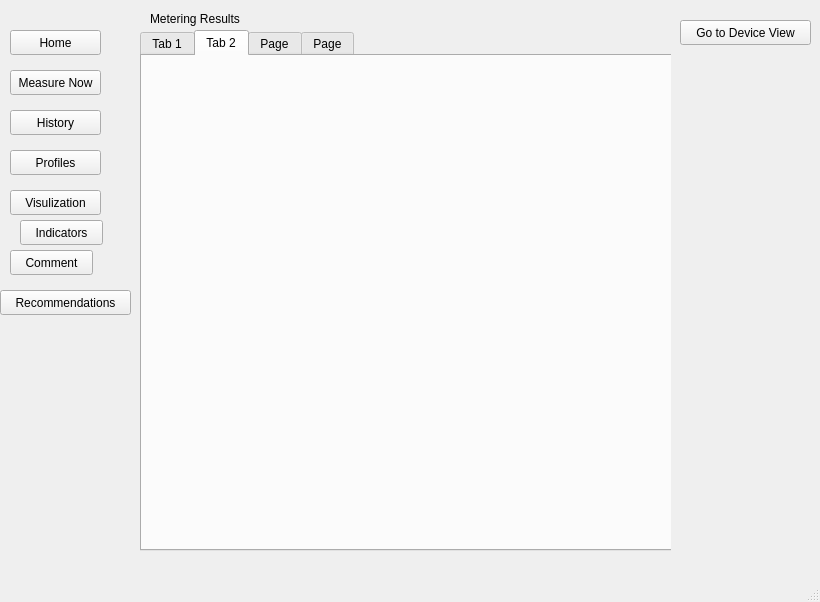
Old version of the form RaDoTechSimulation/RaDoTechSimulation/mainwindow.ui in the repository ParamDesai111/3004-Final-Project.
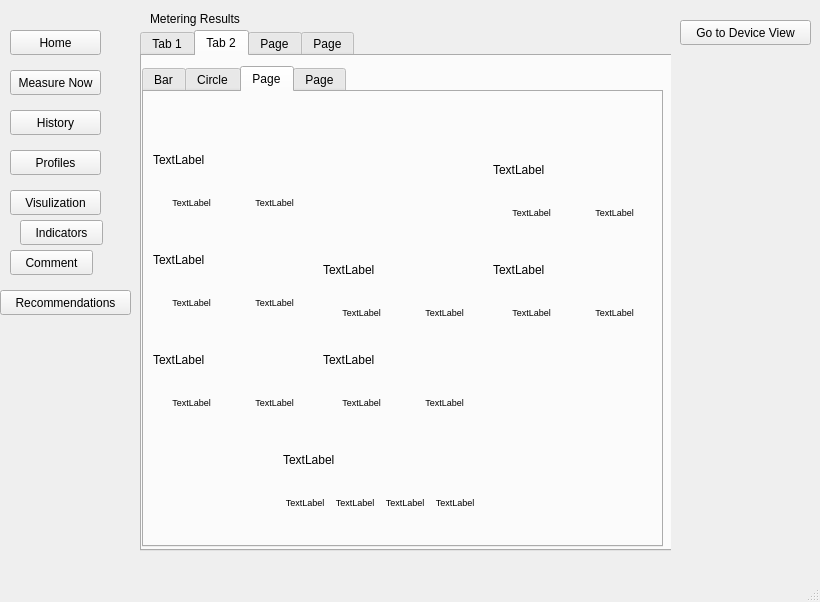
New version of the form. The open tabs and pages were chosen to show the change.

Commit message: Implemented Visualization tab (Bar graph, circle chart, and organ chart)

Patch:
```diff
--- a/RaDoTechSimulation/RaDoTechSimulation/mainwindow.ui
+++ b/RaDoTechSimulation/RaDoTechSimulation/mainwindow.ui
@@ -1275,15 +1275,663 @@
          <attribute name="title">
           <string>Tab 2</string>
          </attribute>
-         <widget class="QWidget" name="ChartWidget" native="true">
+         <widget class="QTabWidget" name="ChartsTabWidget">
           <property name="geometry">
            <rect>
             <x>0</x>
-            <y>0</y>
-            <width>531</width>
-            <height>491</height>
+            <y>10</y>
+            <width>521</width>
+            <height>481</height>
            </rect>
           </property>
+          <property name="currentIndex">
+           <number>2</number>
+          </property>
+          <widget class="QWidget" name="BarChart">
+           <attribute name="title">
+            <string>Bar</string>
+           </attribute>
+           <widget class="QWidget" name="ChartWidget" native="true">
+            <property name="geometry">
+             <rect>
+              <x>0</x>
+              <y>0</y>
+              <width>531</width>
+              <height>491</height>
+             </rect>
+            </property>
+           </widget>
+          </widget>
+          <widget class="QWidget" name="CircleChart">
+           <attribute name="title">
+            <string>Circle</string>
+           </attribute>
+           <widget class="QWidget" name="CircleChartWidget" native="true">
+            <property name="geometry">
+             <rect>
+              <x>0</x>
+              <y>0</y>
+              <width>521</width>
+              <height>451</height>
+             </rect>
+            </property>
+           </widget>
+          </widget>
+          <widget class="QWidget" name="BodyChart">
+           <attribute name="title">
+            <string>Page</string>
+           </attribute>
+           <widget class="QWidget" name="BodyChartWidget" native="true">
+            <property name="geometry">
+             <rect>
+              <x>-1</x>
+              <y>-1</y>
+              <width>521</width>
+              <height>451</height>
+             </rect>
+            </property>
+            <widget class="QLabel" name="BodyLabel">
+             <property name="geometry">
+              <rect>
+               <x>0</x>
+               <y>10</y>
+               <width>521</width>
+               <height>441</height>
+              </rect>
+             </property>
+             <property name="text">
+              <string/>
+             </property>
+            </widget>
+            <widget class="QWidget" name="gridLayoutWidget">
+             <property name="geometry">
+              <rect>
+               <x>180</x>
+               <y>40</y>
+               <width>151</width>
+               <height>111</height>
+              </rect>
+             </property>
+             <layout class="QGridLayout" name="Lungs">
+              <property name="horizontalSpacing">
+               <number>6</number>
+              </property>
+              <property name="verticalSpacing">
+               <number>1</number>
+              </property>
+              <item row="1" column="1">
+               <widget class="QLabel" name="rightLungStatus">
+                <property name="font">
+                 <font>
+                  <pointsize>7</pointsize>
+                 </font>
+                </property>
+                <property name="text">
+                 <string/>
+                </property>
+                <property name="alignment">
+                 <set>Qt::AlignCenter</set>
+                </property>
+                <property name="wordWrap">
+                 <bool>true</bool>
+                </property>
+               </widget>
+              </item>
+              <item row="1" column="0">
+               <widget class="QLabel" name="leftLungStatus">
+                <property name="font">
+                 <font>
+                  <pointsize>7</pointsize>
+                 </font>
+                </property>
+                <property name="text">
+                 <string/>
+                </property>
+                <property name="alignment">
+                 <set>Qt::AlignCenter</set>
+                </property>
+                <property name="wordWrap">
+                 <bool>true</bool>
+                </property>
+               </widget>
+              </item>
+              <item row="0" column="0">
+               <widget class="QLabel" name="leftLungLabel">
+                <property name="text">
+                 <string/>
+                </property>
+               </widget>
+              </item>
+              <item row="0" column="1">
+               <widget class="QLabel" name="rightLungLabel">
+                <property name="text">
+                 <string/>
+                </property>
+               </widget>
+              </item>
+             </layout>
+            </widget>
+            <widget class="QWidget" name="verticalLayoutWidget_4">
+             <property name="geometry">
+              <rect>
+               <x>10</x>
+               <y>50</y>
+               <width>160</width>
+               <height>80</height>
+              </rect>
+             </property>
+             <layout class="QVBoxLayout" name="Heart">
+              <item>
+               <widget class="QLabel" name="heartLabel">
+                <property name="text">
+                 <string>TextLabel</string>
+                </property>
+               </widget>
+              </item>
+              <item>
+               <layout class="QHBoxLayout" name="horizontalLayout_2">
+                <item>
+                 <widget class="QLabel" name="rightHeartStatus">
+                  <property name="font">
+                   <font>
+                    <pointsize>7</pointsize>
+                   </font>
+                  </property>
+                  <property name="text">
+                   <string>TextLabel</string>
+                  </property>
+                  <property name="alignment">
+                   <set>Qt::AlignCenter</set>
+                  </property>
+                  <property name="wordWrap">
+                   <bool>true</bool>
+                  </property>
+                 </widget>
+                </item>
+                <item>
+                 <widget class="QLabel" name="leftHeartStatus">
+                  <property name="font">
+                   <font>
+                    <pointsize>7</pointsize>
+                   </font>
+                  </property>
+                  <property name="text">
+                   <string>TextLabel</string>
+                  </property>
+                  <property name="alignment">
+                   <set>Qt::AlignCenter</set>
+                  </property>
+                  <property name="wordWrap">
+                   <bool>true</bool>
+                  </property>
+                 </widget>
+                </item>
+               </layout>
+              </item>
+             </layout>
+            </widget>
+            <widget class="QWidget" name="verticalLayoutWidget_5">
+             <property name="geometry">
+              <rect>
+               <x>350</x>
+               <y>60</y>
+               <width>160</width>
+               <height>80</height>
+              </rect>
+             </property>
+             <layout class="QVBoxLayout" name="veins">
+              <item>
+               <widget class="QLabel" name="veinsLabel">
+                <property name="text">
+                 <string>TextLabel</string>
+                </property>
+               </widget>
+              </item>
+              <item>
+               <layout class="QHBoxLayout" name="horizontalLayout_3">
+                <item>
+                 <widget class="QLabel" name="rightVeinsStatus">
+                  <property name="font">
+                   <font>
+                    <pointsize>7</pointsize>
+                   </font>
+                  </property>
+                  <property name="text">
+                   <string>TextLabel</string>
+                  </property>
+                  <property name="alignment">
+                   <set>Qt::AlignCenter</set>
+                  </property>
+                  <property name="wordWrap">
+                   <bool>true</bool>
+                  </property>
+                 </widget>
+                </item>
+                <item>
+                 <widget class="QLabel" name="leftVeinsStatus">
+                  <property name="font">
+                   <font>
+                    <pointsize>7</pointsize>
+                   </font>
+                  </property>
+                  <property name="layoutDirection">
+                   <enum>Qt::LeftToRight</enum>
+                  </property>
+                  <property name="text">
+                   <string>TextLabel</string>
+                  </property>
+                  <property name="alignment">
+                   <set>Qt::AlignCenter</set>
+                  </property>
+                  <property name="wordWrap">
+                   <bool>true</bool>
+                  </property>
+                 </widget>
+                </item>
+               </layout>
+              </item>
+             </layout>
+            </widget>
+            <widget class="QWidget" name="verticalLayoutWidget_6">
+             <property name="geometry">
+              <rect>
+               <x>10</x>
+               <y>150</y>
+               <width>160</width>
+               <height>80</height>
+              </rect>
+             </property>
+             <layout class="QVBoxLayout" name="verticalLayout_4">
+              <item>
+               <widget class="QLabel" name="liverLabel">
+                <property name="text">
+                 <string>TextLabel</string>
+                </property>
+               </widget>
+              </item>
+              <item>
+               <layout class="QHBoxLayout" name="horizontalLayout_4">
+                <item>
+                 <widget class="QLabel" name="rightLiverStatus">
+                  <property name="font">
+                   <font>
+                    <pointsize>7</pointsize>
+                   </font>
+                  </property>
+                  <property name="text">
+                   <string>TextLabel</string>
+                  </property>
+                  <property name="alignment">
+                   <set>Qt::AlignCenter</set>
+                  </property>
+                  <property name="wordWrap">
+                   <bool>true</bool>
+                  </property>
+                 </widget>
+                </item>
+                <item>
+                 <widget class="QLabel" name="leftLiverStatus">
+                  <property name="font">
+                   <font>
+                    <pointsize>7</pointsize>
+                   </font>
+                  </property>
+                  <property name="text">
+                   <string>TextLabel</string>
+                  </property>
+                  <property name="alignment">
+                   <set>Qt::AlignCenter</set>
+                  </property>
+                  <property name="wordWrap">
+                   <bool>true</bool>
+                  </property>
+                 </widget>
+                </item>
+               </layout>
+              </item>
+             </layout>
+            </widget>
+            <widget class="QWidget" name="verticalLayoutWidget_7">
+             <property name="geometry">
+              <rect>
+               <x>180</x>
+               <y>160</y>
+               <width>160</width>
+               <height>80</height>
+              </rect>
+             </property>
+             <layout class="QVBoxLayout" name="verticalLayout_5">
+              <item>
+               <widget class="QLabel" name="stomachLabel">
+                <property name="text">
+                 <string>TextLabel</string>
+                </property>
+               </widget>
+              </item>
+              <item>
+               <layout class="QHBoxLayout" name="horizontalLayout_5">
+                <item>
+                 <widget class="QLabel" name="rightStomachStatus">
+                  <property name="font">
+                   <font>
+                    <pointsize>7</pointsize>
+                   </font>
+                  </property>
+                  <property name="text">
+                   <string>TextLabel</string>
+                  </property>
+                  <property name="alignment">
+                   <set>Qt::AlignCenter</set>
+                  </property>
+                  <property name="wordWrap">
+                   <bool>true</bool>
+                  </property>
+                 </widget>
+                </item>
+                <item>
+                 <widget class="QLabel" name="leftStomachStatus">
+                  <property name="font">
+                   <font>
+                    <pointsize>7</pointsize>
+                   </font>
+                  </property>
+                  <property name="text">
+                   <string>TextLabel</string>
+                  </property>
+                  <property name="alignment">
+                   <set>Qt::AlignCenter</set>
+                  </property>
+                  <property name="wordWrap">
+                   <bool>true</bool>
+                  </property>
+                 </widget>
+                </item>
+               </layout>
+              </item>
+             </layout>
+            </widget>
+            <widget class="QWidget" name="verticalLayoutWidget_8">
+             <property name="geometry">
+              <rect>
+               <x>350</x>
+               <y>160</y>
+               <width>160</width>
+               <height>80</height>
+              </rect>
+             </property>
+             <layout class="QVBoxLayout" name="verticalLayout_6">
+              <item>
+               <widget class="QLabel" name="gallbladderLabel">
+                <property name="text">
+                 <string>TextLabel</string>
+                </property>
+               </widget>
+              </item>
+              <item>
+               <layout class="QHBoxLayout" name="horizontalLayout_6">
+                <item>
+                 <widget class="QLabel" name="rightGallbladderStatus">
+                  <property name="font">
+                   <font>
+                    <pointsize>7</pointsize>
+                   </font>
+                  </property>
+                  <property name="text">
+                   <string>TextLabel</string>
+                  </property>
+                  <property name="alignment">
+                   <set>Qt::AlignCenter</set>
+                  </property>
+                  <property name="wordWrap">
+                   <bool>true</bool>
+                  </property>
+                 </widget>
+                </item>
+                <item>
+                 <widget class="QLabel" name="leftGallbladderStatus">
+                  <property name="font">
+                   <font>
+                    <pointsize>7</pointsize>
+                   </font>
+                  </property>
+                  <property name="text">
+                   <string>TextLabel</string>
+                  </property>
+                  <property name="alignment">
+                   <set>Qt::AlignCenter</set>
+                  </property>
+                  <property name="wordWrap">
+                   <bool>true</bool>
+                  </property>
+                 </widget>
+                </item>
+               </layout>
+              </item>
+             </layout>
+            </widget>
+            <widget class="QWidget" name="verticalLayoutWidget_9">
+             <property name="geometry">
+              <rect>
+               <x>10</x>
+               <y>250</y>
+               <width>160</width>
+               <height>80</height>
+              </rect>
+             </property>
+             <layout class="QVBoxLayout" name="verticalLayout_7">
+              <item>
+               <widget class="QLabel" name="kidneyLabel">
+                <property name="text">
+                 <string>TextLabel</string>
+                </property>
+               </widget>
+              </item>
+              <item>
+               <layout class="QHBoxLayout" name="horizontalLayout_7">
+                <item>
+                 <widget class="QLabel" name="leftKidneyStatus">
+                  <property name="font">
+                   <font>
+                    <pointsize>7</pointsize>
+                   </font>
+                  </property>
+                  <property name="text">
+                   <string>TextLabel</string>
+                  </property>
+                  <property name="alignment">
+                   <set>Qt::AlignCenter</set>
+                  </property>
+                  <property name="wordWrap">
+                   <bool>true</bool>
+                  </property>
+                 </widget>
+                </item>
+                <item>
+                 <widget class="QLabel" name="rightKidneyStatus">
+                  <property name="font">
+                   <font>
+                    <pointsize>7</pointsize>
+                   </font>
+                  </property>
+                  <property name="text">
+                   <string>TextLabel</string>
+                  </property>
+                  <property name="alignment">
+                   <set>Qt::AlignCenter</set>
+                  </property>
+                  <property name="wordWrap">
+                   <bool>true</bool>
+                  </property>
+                 </widget>
+                </item>
+               </layout>
+              </item>
+             </layout>
+            </widget>
+            <widget class="QWidget" name="verticalLayoutWidget_10">
+             <property name="geometry">
+              <rect>
+               <x>180</x>
+               <y>250</y>
+               <width>160</width>
+               <height>80</height>
+              </rect>
+             </property>
+             <layout class="QVBoxLayout" name="verticalLayout_8">
+              <item>
+               <widget class="QLabel" name="bladderLabel">
+                <property name="text">
+                 <string>TextLabel</string>
+                </property>
+               </widget>
+              </item>
+              <item>
+               <layout class="QHBoxLayout" name="horizontalLayout_8">
+                <item>
+                 <widget class="QLabel" name="rightBladderStatus">
+                  <property name="font">
+                   <font>
+                    <pointsize>7</pointsize>
+                   </font>
+                  </property>
+                  <property name="text">
+                   <string>TextLabel</string>
+                  </property>
+                  <property name="alignment">
+                   <set>Qt::AlignCenter</set>
+                  </property>
+                  <property name="wordWrap">
+                   <bool>true</bool>
+                  </property>
+                 </widget>
+                </item>
+                <item>
+                 <widget class="QLabel" name="leftBladderStatus">
+                  <property name="font">
+                   <font>
+                    <pointsize>7</pointsize>
+                   </font>
+                  </property>
+                  <property name="text">
+                   <string>TextLabel</string>
+                  </property>
+                  <property name="alignment">
+                   <set>Qt::AlignCenter</set>
+                  </property>
+                  <property name="wordWrap">
+                   <bool>true</bool>
+                  </property>
+                 </widget>
+                </item>
+               </layout>
+              </item>
+             </layout>
+            </widget>
+            <widget class="QWidget" name="verticalLayoutWidget_11">
+             <property name="geometry">
+              <rect>
+               <x>140</x>
+               <y>350</y>
+               <width>194</width>
+               <height>80</height>
+              </rect>
+             </property>
+             <layout class="QVBoxLayout" name="verticalLayout_9">
+              <item>
+               <widget class="QLabel" name="intestineLabel">
+                <property name="text">
+                 <string>TextLabel</string>
+                </property>
+               </widget>
+              </item>
+              <item>
+               <layout class="QHBoxLayout" name="horizontalLayout_9">
+                <item>
+                 <widget class="QLabel" name="rightSmallIntestineStatus">
+                  <property name="font">
+                   <font>
+                    <pointsize>7</pointsize>
+                   </font>
+                  </property>
+                  <property name="text">
+                   <string>TextLabel</string>
+                  </property>
+                  <property name="alignment">
+                   <set>Qt::AlignCenter</set>
+                  </property>
+                  <property name="wordWrap">
+                   <bool>true</bool>
+                  </property>
+                 </widget>
+                </item>
+                <item>
+                 <widget class="QLabel" name="leftSmallIntestineStatus">
+                  <property name="font">
+                   <font>
+                    <pointsize>7</pointsize>
+                   </font>
+                  </property>
+                  <property name="text">
+                   <string>TextLabel</string>
+                  </property>
+                  <property name="alignment">
+                   <set>Qt::AlignCenter</set>
+                  </property>
+                  <property name="wordWrap">
+                   <bool>true</bool>
+                  </property>
+                 </widget>
+                </item>
+                <item>
+                 <widget class="QLabel" name="rightLargeIntestineStatus">
+                  <property name="font">
+                   <font>
+                    <pointsize>7</pointsize>
+                   </font>
+                  </property>
+                  <property name="text">
+                   <string>TextLabel</string>
+                  </property>
+                  <property name="alignment">
+                   <set>Qt::AlignCenter</set>
+                  </property>
+                  <property name="wordWrap">
+                   <bool>true</bool>
+                  </property>
+                 </widget>
+                </item>
+                <item>
+                 <widget class="QLabel" name="leftLargeIntestineStatus">
+                  <property name="font">
+                   <font>
+                    <pointsize>7</pointsize>
+                   </font>
+                  </property>
+                  <property name="text">
+                   <string>TextLabel</string>
+                  </property>
+                  <property name="alignment">
+                   <set>Qt::AlignCenter</set>
+                  </property>
+                  <property name="wordWrap">
+                   <bool>true</bool>
+                  </property>
+                 </widget>
+                </item>
+               </layout>
+              </item>
+             </layout>
+            </widget>
+           </widget>
+          </widget>
+          <widget class="QWidget" name="tab">
+           <property name="enabled">
+            <bool>false</bool>
+           </property>
+           <attribute name="title">
+            <string>Page</string>
+           </attribute>
+          </widget>
          </widget>
         </widget>
         <widget class="QWidget" name="Comments">
```
The commit also changes 1 other file.
